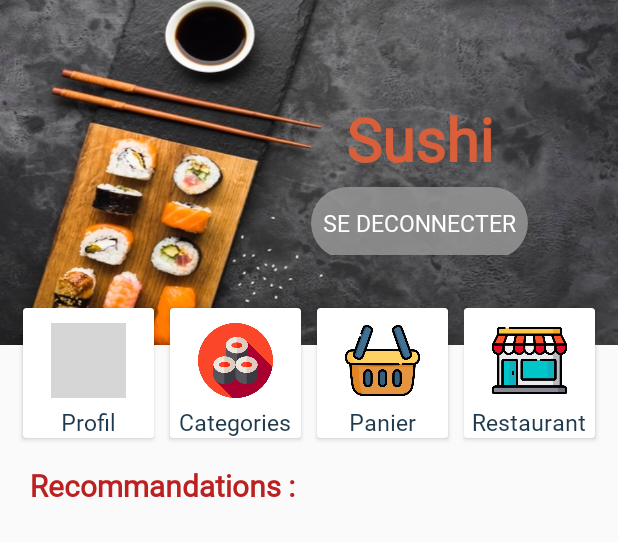
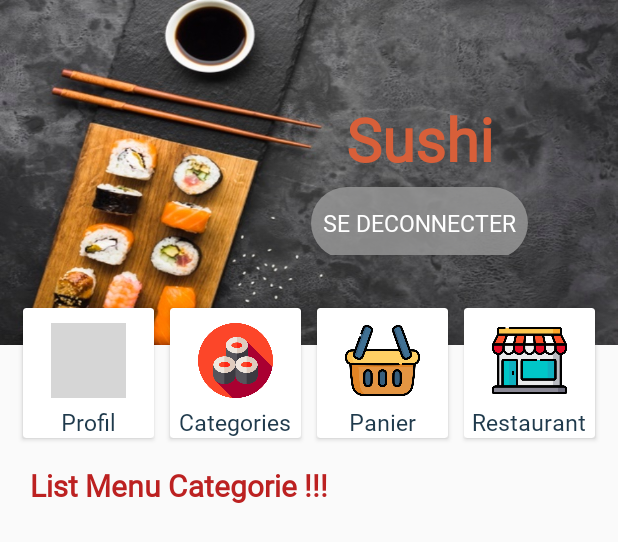
Before and after one commit to ElFanouiReda/ApplicationSushi, an Android app: the layout activity_cust_categorie_plat.xml on its own in the app's theme, with its tools: preview values and no code run, on a phone screen of 412 x 824 dp. Shown: the top 542 px of the screen. Run offline under Robolectric (Android 15) with nearby library versions, the phone set to English and light mode, and no system bars; grey boxes are pictures that could not be loaded.

Commit message:
List Plat from Categorie P2 Valide

```diff
--- a/app/build.gradle
+++ b/app/build.gradle
@@ -33,6 +33,9 @@ dependencies {
     androidTestImplementation 'androidx.test.espresso:espresso-core:3.2.0'
     implementation 'com.squareup.retrofit2:retrofit:2.4.0'
     implementation 'com.squareup.retrofit2:converter-gson:2.4.0'
+    implementation 'com.squareup.okhttp3:okhttp:3.10.0'
+    implementation 'com.squareup.okhttp3:logging-interceptor:4.2.1'
+    implementation 'com.google.code.gson:gson:2.8.6'
     implementation "androidx.cardview:cardview:1.0.0"
 
     implementation 'com.android.volley:volley:1.1.0'
--- a/app/src/main/java/com/example/applicationsushi/CustomListViewCategoriePlat.java
+++ b/app/src/main/java/com/example/applicationsushi/CustomListViewCategoriePlat.java
@@ -51,8 +51,8 @@ public class CustomListViewCategoriePlat extends ArrayAdapter<String> {
                 viewHolder=(ViewHolder)r.getTag();
             }
 
-            viewHolder.dpNom.setText("reda");
-            viewHolder.dpDescription.setText("reda");
+            viewHolder.dpNom.setText(nom[position]);
+            viewHolder.dpDescription.setText(description[position]);
 
 
             //image clickable
--- a/app/src/main/java/com/example/applicationsushi/CustomViewPageCategorie.java
+++ b/app/src/main/java/com/example/applicationsushi/CustomViewPageCategorie.java
@@ -80,14 +80,13 @@ public class CustomViewPageCategorie extends PagerAdapter {
 
             @Override
             public void onClick(View v) {
-                //Toast.makeText(context , ""+ Categories.get(position).getIdCategorie() , Toast.LENGTH_SHORT).show();
 
 
                 int _idCategorie = Categories.get(position).getIdCategorie() ;
+                String _nomCat = Categories.get(position).getNom() ;
                 Intent i = new Intent( context.getApplicationContext() , CustCategoriePlat.class );
-                /*i.putExtra("lesdescriptions" , descriptionV);
-                i.putExtra("lesnoms" , nomV);*/
                 i.putExtra("idCat" , _idCategorie);
+                i.putExtra("nomCat" , _nomCat);
                 context.startActivity(i);
             }
         });
--- a/app/src/main/res/layout/activity_cust_categorie_plat.xml
+++ b/app/src/main/res/layout/activity_cust_categorie_plat.xml
@@ -237,7 +237,7 @@
                 android:layout_height="wrap_content"
                 android:layout_marginTop="10dp"
                 android:layout_marginLeft="20dp"
-                android:text="Recommandations :"
+                android:text="List Menu Categorie !!! "
                 android:textSize="20dp"
                 android:textStyle="bold"
                 android:textColor="@color/colorRedLight"
@@ -257,12 +257,12 @@
             android:orientation="vertical"
             android:layout_marginTop="350dp">
 
-<!--            <ListView-->
-<!--                android:id="@+id/listview"-->
-<!--                android:layout_width="match_parent"-->
-<!--                android:layout_height="match_parent"-->
-<!--                android:dividerHeight="20.0sp"-->
-<!--                android:layout_marginHorizontal="30dp"/>-->
+            <ListView
+                android:id="@+id/listview"
+                android:layout_width="match_parent"
+                android:layout_height="match_parent"
+                android:divider="@color/space_items_listview_white"
+                android:dividerHeight="20.0sp"/>
 
         </LinearLayout>
 
--- a/app/src/main/res/layout/activity_cust_menu.xml
+++ b/app/src/main/res/layout/activity_cust_menu.xml
@@ -261,6 +261,7 @@
                 android:id="@+id/listview"
                 android:layout_width="match_parent"
                 android:layout_height="match_parent"
+                android:divider="@color/space_items_listview_white"
                 android:dividerHeight="20.0sp"
                 android:layout_marginHorizontal="10dp"/>
 
--- a/app/src/main/res/values/colors.xml
+++ b/app/src/main/res/values/colors.xml
@@ -27,6 +27,8 @@
 
     <color name="colorViewPager1">#FFC0CB</color>
 
+    <color name="space_items_listview_white">#FFFFFF</color>
+
     <color name="colorViewPager2">#000000</color>
 
     <color name="colorViewPager3">#A1FF69E0</color>
```
Also changed, not shown: app/src/main/AndroidManifest.xml (+7 -4 lines), app/src/main/java/com/example/applicationsushi/CustCategoriePlat.java (+27 -17 lines).
